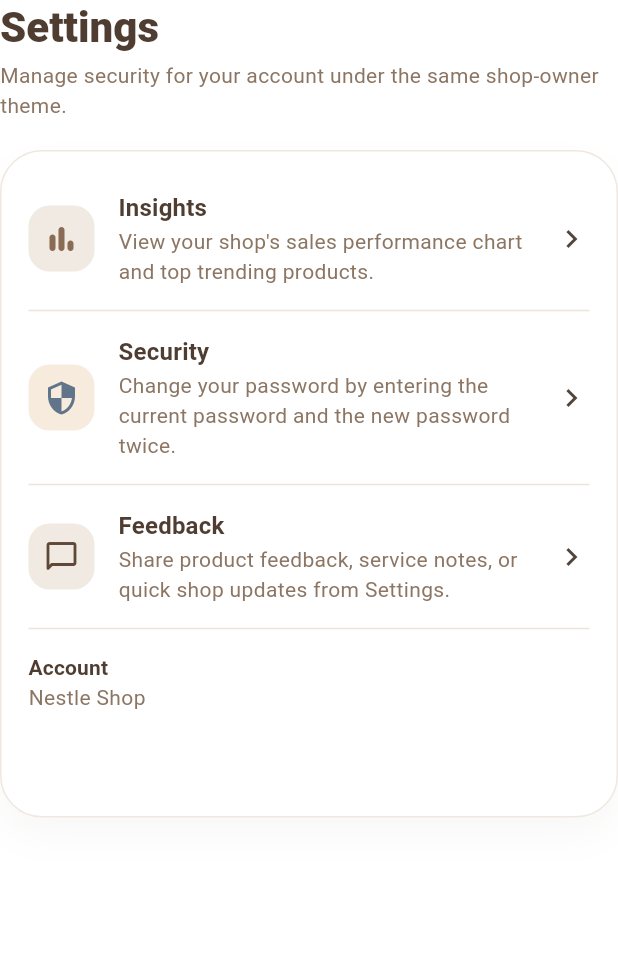
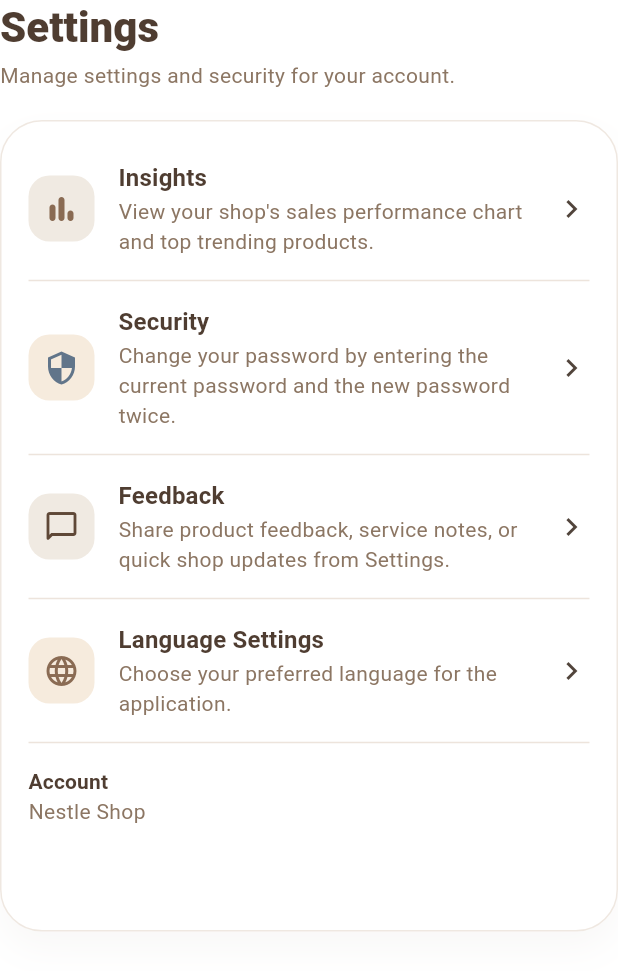
Before and after one commit to chanupadulnuwan/NestleInsight-mobile, a Flutter app: the ShopOwnerSettingsTab widget shown alone on an empty page, opened directly with empty values, on a phone screen of 412 x 824 dp. Shown: the top 971 px of the screen. Run offline on Flutter 3.47's test engine with Material 3 defaults, Android fonts, the phone set to English and light mode, and no system bars; our stand-ins replace dio, flutter_bloc, flutter_map, flutter_secure_storage, geolocator, google_maps_flutter and 3 more; accounts and stored records are empty; network calls fail.

Commit message:
feat(mobile): implement premium reactive language settings for shop owners (EN, SI, TA)

```diff
--- a/lib/app.dart
+++ b/lib/app.dart
@@ -1,17 +1,34 @@
 import 'package:flutter/material.dart';
+import 'package:mobile/core/services/localization_service.dart';
 import 'package:mobile/core/theme/app_theme.dart';
 import 'package:mobile/core/widgets/auth_gate.dart';
 
-class App extends StatelessWidget {
+class App extends StatefulWidget {
   const App({super.key});
 
   @override
+  State<App> createState() => _AppState();
+}
+
+class _AppState extends State<App> {
+  @override
+  void initState() {
+    super.initState();
+    LocalizationService.instance.init();
+  }
+
+  @override
   Widget build(BuildContext context) {
-    return MaterialApp(
-      title: 'Nestle Insight',
-      debugShowCheckedModeBanner: false,
-      theme: AppTheme.light,
-      home: const AuthGate(),
+    return AnimatedBuilder(
+      animation: LocalizationService.instance,
+      builder: (context, child) {
+        return MaterialApp(
+          title: 'Nestle Insight',
+          debugShowCheckedModeBanner: false,
+          theme: AppTheme.light,
+          home: const AuthGate(),
+        );
+      },
     );
   }
 }
--- /dev/null
+++ b/lib/core/services/localization_service.dart
@@ -0,0 +1,134 @@
+import 'package:flutter/material.dart';
+import 'package:flutter_secure_storage/flutter_secure_storage.dart';
+
+class LocalizationService extends ChangeNotifier {
+  LocalizationService._internal();
+  static final LocalizationService instance = LocalizationService._internal();
+
+  static const String _languageKey = 'nestle_insight_language';
+  final FlutterSecureStorage _storage = const FlutterSecureStorage();
+
+  String _currentLocale = 'en';
+  bool _isInitialized = false;
+
+  String get currentLocale => _currentLocale;
+  bool get isInitialized => _isInitialized;
+
+  static const Map<String, Map<String, String>> _translations = {
+    'en': {
+      'settings': 'Settings',
+      'settings_desc': 'Manage settings and security for your account.',
+      'insights': 'Insights',
+      'insights_desc': "View your shop's sales performance chart and top trending products.",
+      'security': 'Security',
+      'security_desc': 'Change your password by entering the current password and the new password twice.',
+      'feedback': 'Feedback',
+      'feedback_desc': 'Share product feedback, service notes, or quick shop updates from Settings.',
+      'language_settings': 'Language Settings',
+      'language_settings_desc': 'Choose your preferred language for the application.',
+      'account': 'Account',
+      'select_language': 'Select Language',
+      'english': 'English',
+      'sinhala': 'Sinhala (සිංහල)',
+      'tamil': 'Tamil (தமிழ்)',
+      'cancel': 'Cancel',
+      'save': 'Save',
+      'close': 'Close',
+      'home': 'Home',
+      'orders': 'Orders',
+      'activity': 'Activity',
+      'language_changed_msg': 'Language successfully updated to English.',
+      'good_morning': 'Good morning',
+      'good_afternoon': 'Good afternoon',
+      'good_evening': 'Good evening',
+    },
+    'si': {
+      'settings': 'සැකසුම්',
+      'settings_desc': 'ඔබගේ ගිණුමේ සැකසුම් සහ ආරක්ෂාව මෙතැනින් කළමනාකරණය කරන්න.',
+      'insights': 'තීක්ෂ්ණ බුද්ධිය (Insights)',
+      'insights_desc': 'ඔබගේ වෙළඳසැලේ විකුණුම් කාර්ය සාධන ප්‍රස්ථාරය සහ ඉහළම ප්‍රවණතා නිෂ්පාදන බලන්න.',
+      'security': 'ආරක්ෂාව (Security)',
+      'security_desc': 'වත්මන් මුරපදය සහ නව මුරපදය දෙවරක් ඇතුළත් කිරීමෙන් ඔබගේ මුරපදය වෙනස් කරන්න.',
+      'feedback': 'ප්‍රතිපෝෂණ (Feedback)',
+      'feedback_desc': 'සැකසුම් වෙතින් නිෂ්පාදන ප්‍රතිපෝෂණ, සේවා සටහන් හෝ ඉක්මන් වෙළඳසැල් යාවත්කාලීන බෙදා ගන්න.',
+      'language_settings': 'භාෂා සැකසුම් (Language)',
+      'language_settings_desc': 'යෙදුම සඳහා ඔබ කැමති භාෂාව තෝරන්න.',
+      'account': 'ගිණුම',
+      'select_language': 'භාෂාව තෝරන්න',
+      'english': 'English',
+      'sinhala': 'සිංහල',
+      'tamil': 'தமிழ்',
+      'cancel': 'අවලංගු කරන්න',
+      'save': 'සුරකින්න',
+      'close': 'වසන්න',
+      'home': 'මුල් පිටුව',
+      'orders': 'ඇණවුම්',
+      'activity': 'ක්‍රියාකාරකම්',
+      'language_changed_msg': 'භාෂාව සාර්ථකව සිංහලට යාවත්කාලීන කරන ලදී.',
+      'good_morning': 'සුභ උදෑසනක්',
+      'good_afternoon': 'සුභ දහවලක්',
+      'good_evening': 'සුභ සැන්දෑවක්',
+    },
+    'ta': {
+      'settings': 'அமைப்புகள்',
+      'settings_desc': 'உங்கள் கணக்கிற்கான அமைப்புகளையும் பாதுகாப்பையும் நிர்வகிக்கவும்.',
+      'insights': 'பகுப்பாய்வு (Insights)',
+      'insights_desc': 'உங்கள் கடையின் விற்பனை செயல்திறன் விளக்கப்படம் மற்றும் பிரபலமான தயாரிப்புகளைப் பார்க்கவும்.',
+      'security': 'பாதுகாப்பு (Security)',
+      'security_desc': 'தற்போதைய கடவுச்சொல் மற்றும் புதிய கடவுச்சொல்லை இருமுறை உள்ளிட்டு உங்கள் கடவுச்சொல்லை மாற்றவும்.',
+      'feedback': 'கருத்துகள் (Feedback)',
+      'feedback_desc': 'தயாரிப்பு கருத்துக்கள், சேவை குறிப்புகள் அல்லது விரைவான கடை அறிவிப்புகளை இங்கிருந்து பகிரவும்.',
+      'language_settings': 'மொழி அமைப்புகள் (Language)',
+      'language_settings_desc': 'பயன்பாட்டிற்கான உங்கள் விருப்பமான மொழியைத் தேர்ந்தெடுக்கவும்.',
+      'account': 'கணக்கு',
+      'select_language': 'மொழியைத் தேர்ந்தெடுக்கவும்',
+      'english': 'English',
+      'sinhala': 'සිංහල',
+      'tamil': 'தமிழ்',
+      'cancel': 'ரத்துசெய்',
+      'save': 'சேமி',
+      'close': 'மூடு',
+      'home': 'முகப்பு',
+      'orders': 'கட்டளைகள்',
+      'activity': 'நடவடிக்கை',
+      'language_changed_msg': 'மொழி வெற்றிகரமாக தமிழுக்கு மாற்றப்பட்டது.',
+      'good_morning': 'காலை வணக்கம்',
+      'good_afternoon': 'மதிய வணக்கம்',
+      'good_evening': 'மாலை வணக்கம்',
+    },
+  };
+
+  Future<void> init() async {
+    if (_isInitialized) return;
+    try {
+      final stored = await _storage.read(key: _languageKey);
+      if (stored != null && _translations.containsKey(stored)) {
+        _currentLocale = stored;
+      }
+    } catch (_) {
+      // Fallback to default English
+    } finally {
+      _isInitialized = true;
+      notifyListeners();
+    }
+  }
+
+  Future<void> changeLanguage(String languageCode) async {
+    if (!_translations.containsKey(languageCode)) return;
+    _currentLocale = languageCode;
+    try {
+      await _storage.write(key: _languageKey, value: languageCode);
+    } catch (_) {}
+    notifyListeners();
+  }
+
+  String translate(String key) {
+    return _translations[_currentLocale]?[key] ?? _translations['en']?[key] ?? key;
+  }
+}
+
+extension LocalizationExtension on BuildContext {
+  String translate(String key) {
+    return LocalizationService.instance.translate(key);
+  }
+}
--- a/lib/features/home/presentation/widgets/shop_owner_secondary_tabs.dart
+++ b/lib/features/home/presentation/widgets/shop_owner_secondary_tabs.dart
@@ -1,9 +1,12 @@
 import 'package:flutter/material.dart';
+import 'package:mobile/core/services/localization_service.dart';
 import 'package:mobile/core/theme/app_theme.dart';
 import 'package:mobile/features/home/presentation/controllers/shop_owner_dashboard_controller.dart';
 import 'package:mobile/features/orders/domain/shop_order.dart';
 import 'package:mobile/features/home/presentation/widgets/activity_card.dart';
 import 'package:mobile/features/profile/domain/shop_owner_profile.dart';
+import 'package:mobile/features/settings/presentation/widgets/language_selection_sheet.dart';
+
 
 class ShopOwnerOrdersTab extends StatelessWidget {
   const ShopOwnerOrdersTab({
@@ -446,13 +449,30 @@ class ShopOwnerSettingsTab extends StatelessWidget {
   final VoidCallback onInsightsTap;
   final VoidCallback onFeedbackTap;
 
+  Future<void> _openLanguageSettingsSheet(BuildContext context) async {
+    final message = await showModalBottomSheet<String>(
+      context: context,
+      isScrollControlled: true,
+      backgroundColor: Colors.transparent,
+      builder: (_) => const LanguageSelectionSheet(),
+    );
+
+    if (!context.mounted || message == null || message.isEmpty) {
+      return;
+    }
+
+    ScaffoldMessenger.of(context).showSnackBar(
+      SnackBar(content: Text(message)),
+    );
+  }
+
   @override
   Widget build(BuildContext context) {
     return Column(
       crossAxisAlignment: CrossAxisAlignment.start,
       children: <Widget>[
         Text(
-          'Settings',
+          context.translate('settings'),
           style: Theme.of(context).textTheme.headlineMedium?.copyWith(
             color: AppTheme.textDark,
             fontWeight: FontWeight.w800,
@@ -460,7 +480,7 @@ class ShopOwnerSettingsTab extends StatelessWidget {
         ),
         const SizedBox(height: 4),
         Text(
-          'Manage security for your account under the same shop-owner theme.',
+          context.translate('settings_desc'),
           style: Theme.of(
             context,
           ).textTheme.bodyMedium?.copyWith(color: AppTheme.textSoft),
@@ -497,14 +517,14 @@ class ShopOwnerSettingsTab extends StatelessWidget {
                   ),
                 ),
                 title: Text(
-                  'Insights',
+                  context.translate('insights'),
                   style: Theme.of(context).textTheme.titleMedium?.copyWith(
                     color: AppTheme.textDark,
                     fontWeight: FontWeight.w700,
                   ),
                 ),
                 subtitle: Text(
-                  'View your shop\'s sales performance chart and top trending products.',
+                  context.translate('insights_desc'),
                   style: Theme.of(
                     context,
                   ).textTheme.bodyMedium?.copyWith(color: AppTheme.textSoft),
@@ -528,14 +548,14 @@ class ShopOwnerSettingsTab extends StatelessWidget {
                   ),
                 ),
                 title: Text(
-                  'Security',
+                  context.translate('security'),
                   style: Theme.of(context).textTheme.titleMedium?.copyWith(
                     color: AppTheme.textDark,
                     fontWeight: FontWeight.w700,
                   ),
                 ),
                 subtitle: Text(
-                  'Change your password by entering the current password and the new password twice.',
+                  context.translate('security_desc'),
                   style: Theme.of(
                     context,
                   ).textTheme.bodyMedium?.copyWith(color: AppTheme.textSoft),
@@ -559,14 +579,14 @@ class ShopOwnerSettingsTab extends StatelessWidget {
                   ),
                 ),
                 title: Text(
-                  'Feedback',
+                  context.translate('feedback'),
                   style: Theme.of(context).textTheme.titleMedium?.copyWith(
                     color: AppTheme.textDark,
                     fontWeight: FontWeight.w700,
                   ),
                 ),
                 subtitle: Text(
-                  'Share product feedback, service notes, or quick shop updates from Settings.',
+                  context.translate('feedback_desc'),
                   style: Theme.of(
                     context,
                   ).textTheme.bodyMedium?.copyWith(color: AppTheme.textSoft),
@@ -577,8 +597,39 @@ class ShopOwnerSettingsTab extends StatelessWidget {
               Divider(color: AppTheme.outlineWarm.withAlpha(110)),
               ListTile(
                 contentPadding: EdgeInsets.zero,
+                leading: Container(
+                  width: 44,
+                  height: 44,
+                  decoration: BoxDecoration(
+                    color: AppTheme.surfaceTint,
+                    borderRadius: BorderRadius.circular(14),
+                  ),
+                  child: const Icon(
+                    Icons.language_rounded,
+                    color: AppTheme.primaryBrown,
+                  ),
+                ),
                 title: Text(
-                  'Account',
+                  context.translate('language_settings'),
+                  style: Theme.of(context).textTheme.titleMedium?.copyWith(
+                    color: AppTheme.textDark,
+                    fontWeight: FontWeight.w700,
+                  ),
+                ),
+                subtitle: Text(
+                  context.translate('language_settings_desc'),
+                  style: Theme.of(
+                    context,
+                  ).textTheme.bodyMedium?.copyWith(color: AppTheme.textSoft),
+                ),
+                trailing: const Icon(Icons.chevron_right),
+                onTap: () => _openLanguageSettingsSheet(context),
+              ),
+              Divider(color: AppTheme.outlineWarm.withAlpha(110)),
+              ListTile(
+                contentPadding: EdgeInsets.zero,
+                title: Text(
+                  context.translate('account'),
                   style: Theme.of(context).textTheme.titleSmall?.copyWith(
                     color: AppTheme.textDark,
                     fontWeight: FontWeight.w700,
```
Also changed, not shown: lib/features/home/presentation/pages/shop_owner_dashboard_page.dart (+9 -7 lines), lib/features/settings/presentation/widgets/language_selection_sheet.dart (added, +203 -0 lines).
